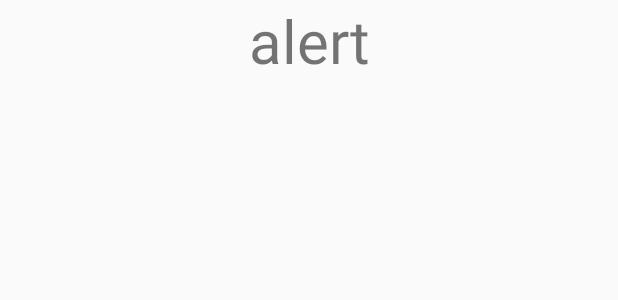
After one commit to Anees123Najar/ansprj, an Android app: the layout alert_dialog_actvty.xml on its own in the app's theme, with its tools: preview values and no code run, on a phone screen of 412 x 824 dp. The commit adds this screen. Shown: the top 300 px of the screen. Run offline under Robolectric (Android 15) with nearby library versions, the phone set to English and light mode, and no system bars.

Commit message:
14/12/18

```diff
--- a/app/build.gradle
+++ b/app/build.gradle
@@ -25,10 +25,10 @@ dependencies {
     implementation 'com.android.support:cardview-v7:28.0.0'
     implementation 'com.android.support.constraint:constraint-layout:1.0.2'
     implementation 'com.android.support:design:28.0.0'
-    implementation 'com.google.firebase:firebase-auth:16.0.1'
+    implementation 'com.google.firebase:firebase-auth:11.0.1'
     implementation 'com.android.support:support-v4:28.0.0'
-    implementation 'com.google.firebase:firebase-database:16.0.1'
-    implementation 'com.google.firebase:firebase-core:16.0.1'
+    implementation 'com.google.firebase:firebase-database:11.0.1'
+    implementation 'com.google.firebase:firebase-core:11.0.1'
     testImplementation 'junit:junit:4.12'
     androidTestImplementation 'com.android.support.test:runner:1.0.2'
     androidTestImplementation 'com.android.support.test.espresso:espresso-core:3.0.2'
--- a/app/src/main/AndroidManifest.xml
+++ b/app/src/main/AndroidManifest.xml
@@ -12,14 +12,14 @@
         android:roundIcon="@mipmap/ic_launcher_round"
         android:supportsRtl="true"
         android:theme="@style/AppTheme">
-        <activity android:name=".signInActivity">
+        <activity android:name=".Wall2Actvty">
             <intent-filter>
                 <action android:name="android.intent.action.MAIN" />
 
                 <category android:name="android.intent.category.LAUNCHER" />
             </intent-filter>
         </activity>
-        <activity android:name=".wallActvty" />
+        <activity android:name=".signInActivity" />
         <activity android:name=".MainActivity" />
         <activity android:name=".signUpActivity" />
         <activity android:name=".FireActivity" />
--- a/app/src/main/java/com/example/user/ansprj/MainActivity.java
+++ b/app/src/main/java/com/example/user/ansprj/MainActivity.java
@@ -2,9 +2,10 @@ package com.example.user.ansprj;
 
 import android.support.v7.app.AppCompatActivity;
 import android.os.Bundle;
+import android.widget.Button;
+import android.widget.ImageButton;
 
 public class MainActivity extends AppCompatActivity {
-
     @Override
     protected void onCreate(Bundle savedInstanceState) {
         super.onCreate(savedInstanceState);
--- a/app/src/main/java/com/example/user/ansprj/signInActivity.java
+++ b/app/src/main/java/com/example/user/ansprj/signInActivity.java
@@ -71,7 +71,7 @@ public class signInActivity extends AppCompatActivity
                             // Sign in success, update UI with the signed-in user's information
                             Log.d(TAG, "signInWithEmail:success");
                             FirebaseUser user = mAuth.getCurrentUser();
-                            Intent i = new Intent(signInActivity.this, wallActvty.class);
+                            Intent i = new Intent(signInActivity.this, Wall2Actvty.class);
                             startActivity(i);
                             //updateUI(user);
                         } else {
--- a/app/src/main/java/com/example/user/ansprj/signUpActivity.java
+++ b/app/src/main/java/com/example/user/ansprj/signUpActivity.java
@@ -154,7 +154,7 @@ public class signUpActivity extends AppCompatActivity
                             // Sign in success, update UI with the signed-in user's information
                             Log.d(TAG, "createUserWithEmail:success");
                             FirebaseUser user = mAuth.getCurrentUser();
-                            Intent i = new Intent(signUpActivity.this, wallActvty.class);
+                            Intent i = new Intent(signUpActivity.this, Wall2Actvty.class);
                             startActivity(i);
                             //updateUI(user);
                         }
--- a/app/src/main/res/layout/activity_wall_actvty.xml
+++ b/app/src/main/res/layout/activity_wall_actvty.xml
@@ -8,7 +8,7 @@
     android:orientation="vertical"
     android:gravity="center"
     android:weightSum="10"
-    tools:context=".wallActvty">
+    tools:context=".Wall2Actvty">
 
     <RelativeLayout
         android:layout_weight="2"
--- /dev/null
+++ b/app/src/main/res/layout/alert_dialog_actvty.xml
@@ -0,0 +1,13 @@
+<?xml version="1.0" encoding="utf-8"?>
+<LinearLayout
+    xmlns:android="http://schemas.android.com/apk/res/android" android:layout_width="match_parent"
+    android:layout_height="match_parent">
+
+    <TextView
+        android:layout_width="match_parent"
+        android:layout_height="179dp"
+        android:text="alert"
+        android:textAlignment="center"
+        android:textSize="40dp"/>
+
+</LinearLayout>
```
Also changed, not shown: app/src/main/java/com/example/user/ansprj/AlertDialogActivity.java (added, +51 -0 lines), app/src/main/java/com/example/user/ansprj/FireActivity.java (+4 -9 lines), app/src/main/java/com/example/user/ansprj/FirebaseAuth.java (added, +9 -0 lines), app/src/main/java/com/example/user/ansprj/Wall2Actvty.java (renamed from app/src/main/java/com/example/user/ansprj/wallActvty.java, +5 -12 lines), 54 other files.
